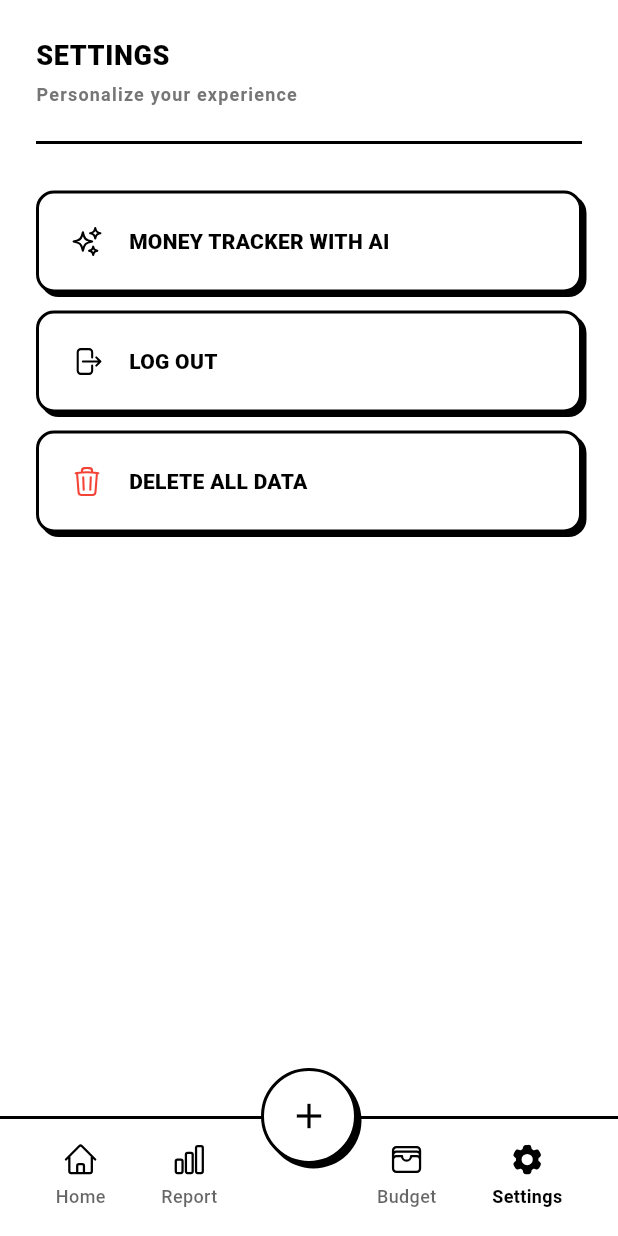
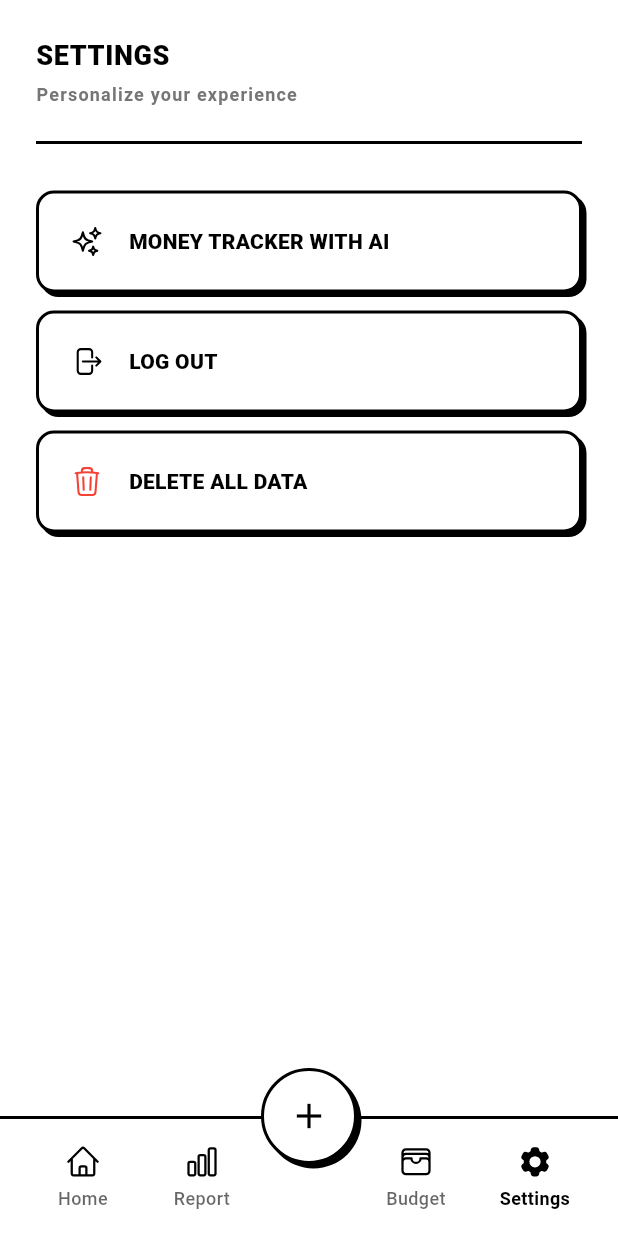
Before and after one commit to beerbeatbox/zen-money-tracking, a Flutter app: the SettingsScreen screen opened by its route, on a phone screen of 412 x 824 dp. Run offline on Flutter 3.47's test engine with Material 3 defaults, Android fonts, the phone set to English and light mode, and no system bars; our stand-ins replace auto_size_text, csv, dio, flutter_riverpod, go_router, heroicons and 2 more; generated files the repository leaves out were written again.

Commit message:
refactor: Improve CustomBottomNav and NumberKeyboardBottomSheet layout and interaction
- Updated CustomBottomNav to enhance tap area with a SizedBox for better touch responsiveness.
- Changed GestureDetector behavior to opaque for improved interaction feedback.
- Adjusted padding in NumberKeyboardBottomSheet for consistent key spacing.
- Removed pressedShadowOffset from buttons for a cleaner visual effect.
- Updated OutlinedSurface to apply a semi-transparent color on press for better visual feedback.

```diff
--- a/lib/features/home/presentation/widgets/custom_bottom_nav.dart
+++ b/lib/features/home/presentation/widgets/custom_bottom_nav.dart
@@ -115,11 +115,17 @@ class _CustomBottomNavState extends ConsumerState<CustomBottomNav> {
     required String label,
     required bool isActive,
   }) {
+    const hitWidth = 48.0;
+    const hitHeight = 80.0;
+
     return GestureDetector(
       onTap: onTap,
-      behavior: HitTestBehavior.translucent,
+      behavior: HitTestBehavior.opaque,
+      child: SizedBox(
+        width: hitWidth,
+        height: hitHeight,
         child: Column(
-        mainAxisSize: MainAxisSize.min,
+          mainAxisAlignment: MainAxisAlignment.center,
           children: [
             HeroIcon(
               icon,
@@ -131,6 +137,7 @@ class _CustomBottomNavState extends ConsumerState<CustomBottomNav> {
             const SizedBox(height: 6),
             _buildNavLabel(label, isActive: isActive),
           ],
+        ),
       ),
     );
   }
@@ -191,7 +198,6 @@ class _CustomBottomNavState extends ConsumerState<CustomBottomNav> {
             shape: BoxShape.circle,
             isPressed: _addPressed,
             pressedColor: const Color(0xFFF7F7F7),
-            pressedShadowOffset: const Offset(1, 1),
             duration: const Duration(milliseconds: 80),
             curve: Curves.easeOut,
             child: const Icon(Icons.add, color: Colors.black, size: 28),
@@ -224,11 +230,9 @@ class _CustomBottomNavState extends ConsumerState<CustomBottomNav> {
               child: CustomPaint(painter: _CurvedNavPainter()),
             ),
             Positioned.fill(
-              child: Padding(
-                padding: const EdgeInsets.fromLTRB(0, 12, 0, 20),
               child: Row(
                 mainAxisAlignment: MainAxisAlignment.spaceEvenly,
-                  crossAxisAlignment: CrossAxisAlignment.end,
+                crossAxisAlignment: CrossAxisAlignment.center,
                 children: [
                   _buildHomeButton(context, isActive: isHomeActive),
                   _buildReportButton(context, isActive: isReportActive),
@@ -236,7 +240,6 @@ class _CustomBottomNavState extends ConsumerState<CustomBottomNav> {
                   _buildBudgetButton(context, isActive: isBudgetActive),
                   _buildSettingsButton(context, isActive: isSettingsActive),
                 ],
-                ),
               ),
             ),
             Positioned(
--- a/lib/features/home/presentation/widgets/number_keyboard_bottom_sheet.dart
+++ b/lib/features/home/presentation/widgets/number_keyboard_bottom_sheet.dart
@@ -252,7 +252,7 @@ class _NumberPad extends StatelessWidget {
           rows
               .map(
                 (row) => Padding(
-                  padding: EdgeInsets.only(bottom: 0),
+                  padding: const EdgeInsets.only(top: 4, bottom: 4),
                   child: Row(
                     children: [
                       for (var i = 0; i < row.length; i++) ...[
@@ -356,7 +356,6 @@ class _KeyButtonState extends State<_KeyButton> {
         color: isBackspace ? const Color(0xFFFDEBEB) : Colors.white,
         pressedColor:
             isBackspace ? const Color(0xFFF5D9D9) : const Color(0xFFF7F7F7),
-        pressedShadowOffset: const Offset(1, 1),
         duration: const Duration(milliseconds: 80),
         curve: Curves.easeOut,
         child: Center(
--- a/lib/features/home/presentation/widgets/outlined_action_button.dart
+++ b/lib/features/home/presentation/widgets/outlined_action_button.dart
@@ -71,9 +71,9 @@ class _OutlinedActionButtonState extends State<OutlinedActionButton> {
         borderRadius: _radius,
         border: Border.all(color: widget.borderColor, width: 2),
         color: widget.backgroundColor,
-        pressedColor: widget.backgroundColor.withOpacity(0.8),
+        pressedColor: widget.backgroundColor,
         isPressed: _pressed,
-        duration: const Duration(milliseconds: 80),
+        duration: const Duration(milliseconds: 0),
         curve: Curves.easeOut,
         padding: const EdgeInsets.symmetric(vertical: 14),
         child: Center(
--- a/lib/features/home/presentation/widgets/outlined_surface.dart
+++ b/lib/features/home/presentation/widgets/outlined_surface.dart
@@ -72,7 +72,8 @@ class OutlinedSurface extends StatelessWidget {
             width: width,
             height: height,
             decoration: BoxDecoration(
-              color: isPressed ? pressedColor : color,
+              color:
+                  isPressed ? pressedColor.withValues(alpha: 0.5) : color,
               border: border,
               shape: shape,
               borderRadius: isCircle ? null : borderRadius,
```
Lines whose indentation alone changed are shown as unchanged.
